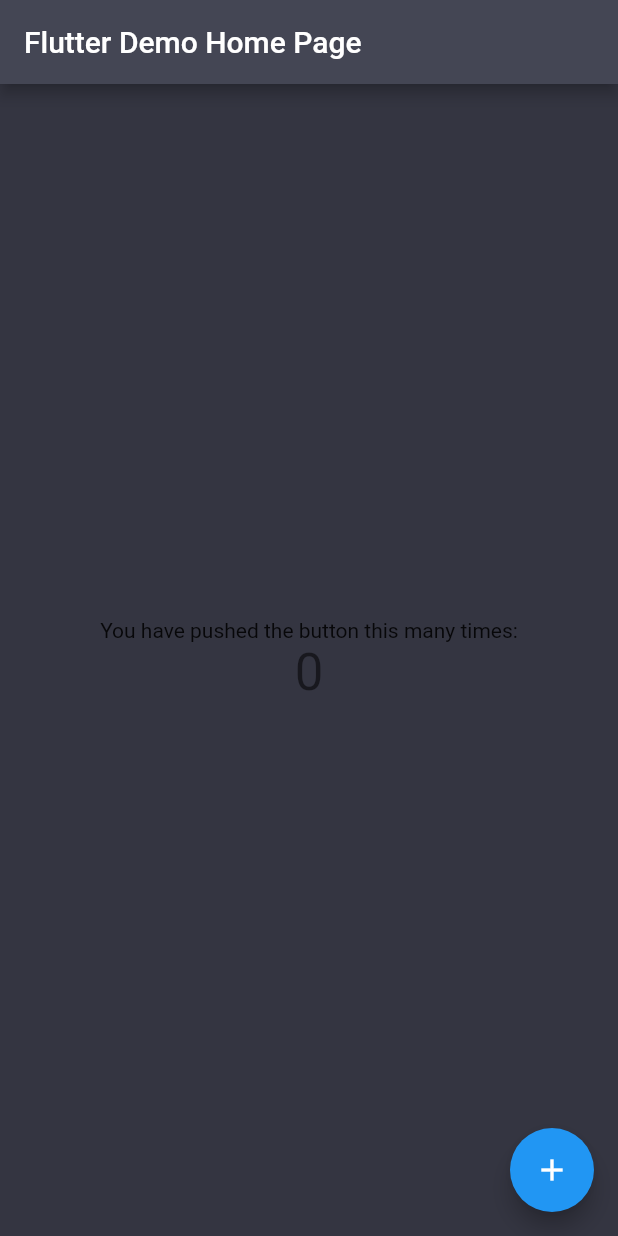
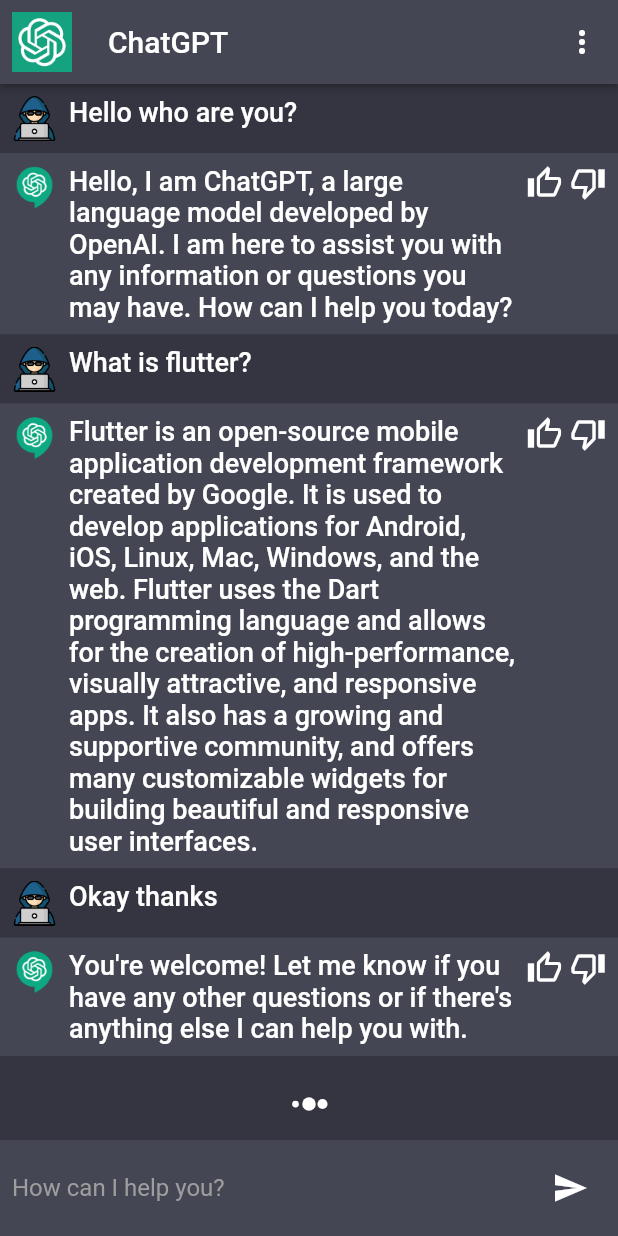
Before and after one commit to GoldenOkey-Nwala/ChatGPT, a Flutter app: the screen it shows after launch, on a phone screen of 412 x 824 dp. Run offline on Flutter 3.47's test engine with Material 2 defaults, Android fonts, the phone set to English and light mode, and no system bars; our stand-ins replace flutter_spinkit.

Commit message:
ui updated

```diff
--- a/lib/constants/colors.dart
+++ b/lib/constants/colors.dart
@@ -1,4 +1,58 @@
+import 'package:chatgpt/widgets/text_widget.dart';
 import 'package:flutter/material.dart';
 
 Color scaffoldBackgroundColor = const Color(0xFF343541);
 Color cardColor = const Color(0xFF444654);
+
+List<String> models = [
+  'Model1',
+  'Model2',
+  'Model3',
+  'Model4',
+  'Model5',
+];
+
+List<DropdownMenuItem<String>>? get getModelsItem {
+  List<DropdownMenuItem<String>>? modelsItems =
+      List<DropdownMenuItem<String>>.generate(
+    models.length,
+    (index) => DropdownMenuItem(
+      value: models[index],
+      child: TextWidget(
+        label: models[index],
+        fontSize: 15,
+      ),
+    ),
+  );
+  return modelsItems;
+}
+
+final chatMessages = [
+  {
+    "msg": "Hello who are you?",
+    "chatIndex": 0,
+  },
+  {
+    "msg":
+        "Hello, I am ChatGPT, a large language model developed by OpenAI. I am here to assist you with any information or questions you may have. How can I help you today?",
+    "chatIndex": 1,
+  },
+  {
+    "msg": "What is flutter?",
+    "chatIndex": 0,
+  },
+  {
+    "msg":
+        "Flutter is an open-source mobile application development framework created by Google. It is used to develop applications for Android, iOS, Linux, Mac, Windows, and the web. Flutter uses the Dart programming language and allows for the creation of high-performance, visually attractive, and responsive apps. It also has a growing and supportive community, and offers many customizable widgets for building beautiful and responsive user interfaces.",
+    "chatIndex": 1,
+  },
+  {
+    "msg": "Okay thanks",
+    "chatIndex": 0,
+  },
+  {
+    "msg":
+        "You're welcome! Let me know if you have any other questions or if there's anything else I can help you with.",
+    "chatIndex": 1,
+  },
+];
--- /dev/null
+++ b/lib/constants/spacers.dart
@@ -0,0 +1,9 @@
+import 'package:flutter/material.dart';
+
+heightSpace(double height) {
+  return SizedBox(height: height);
+}
+
+widthSpace(double width) {
+  return SizedBox(width: width);
+}
--- a/lib/main.dart
+++ b/lib/main.dart
@@ -1,6 +1,7 @@
 import 'package:flutter/material.dart';
 
 import 'constants/colors.dart';
+import 'screens/chat_screen.dart';
 
 void main() {
   runApp(const MyApp());
@@ -19,92 +20,7 @@ class MyApp extends StatelessWidget {
         scaffoldBackgroundColor: scaffoldBackgroundColor,
         appBarTheme: AppBarTheme(color: cardColor),
       ),
-      home: const MyHomePage(title: 'Flutter Demo Home Page'),
+      home: const ChatScreen(),
     );
   }
 }
-
-class MyHomePage extends StatefulWidget {
-  const MyHomePage({super.key, required this.title});
-
-  // This widget is the home page of your application. It is stateful, meaning
-  // that it has a State object (defined below) that contains fields that affect
-  // how it looks.
-
-  // This class is the configuration for the state. It holds the values (in this
-  // case the title) provided by the parent (in this case the App widget) and
-  // used by the build method of the State. Fields in a Widget subclass are
-  // always marked "final".
-
-  final String title;
-
-  @override
-  State<MyHomePage> createState() => _MyHomePageState();
-}
-
-class _MyHomePageState extends State<MyHomePage> {
-  int _counter = 0;
-
-  void _incrementCounter() {
-    setState(() {
-      // This call to setState tells the Flutter framework that something has
-      // changed in this State, which causes it to rerun the build method below
-      // so that the display can reflect the updated values. If we changed
-      // _counter without calling setState(), then the build method would not be
-      // called again, and so nothing would appear to happen.
-      _counter++;
-    });
-  }
-
-  @override
-  Widget build(BuildContext context) {
-    // This method is rerun every time setState is called, for instance as done
-    // by the _incrementCounter method above.
-    //
-    // The Flutter framework has been optimized to make rerunning build methods
-    // fast, so that you can just rebuild anything that needs updating rather
-    // than having to individually change instances of widgets.
-    return Scaffold(
-      appBar: AppBar(
-        // Here we take the value from the MyHomePage object that was created by
-        // the App.build method, and use it to set our appbar title.
-        title: Text(widget.title),
-      ),
-      body: Center(
-        // Center is a layout widget. It takes a single child and positions it
-        // in the middle of the parent.
-        child: Column(
-          // Column is also a layout widget. It takes a list of children and
-          // arranges them vertically. By default, it sizes itself to fit its
-          // children horizontally, and tries to be as tall as its parent.
-          //
-          // Invoke "debug painting" (press "p" in the console, choose the
-          // "Toggle Debug Paint" action from the Flutter Inspector in Android
-          // Studio, or the "Toggle Debug Paint" command in Visual Studio Code)
-          // to see the wireframe for each widget.
-          //
-          // Column has various properties to control how it sizes itself and
-          // how it positions its children. Here we use mainAxisAlignment to
-          // center the children vertically; the main axis here is the vertical
-          // axis because Columns are vertical (the cross axis would be
-          // horizontal).
-          mainAxisAlignment: MainAxisAlignment.center,
-          children: <Widget>[
-            const Text(
-              'You have pushed the button this many times:',
-            ),
-            Text(
-              '$_counter',
-              style: Theme.of(context).textTheme.headlineMedium,
-            ),
-          ],
-        ),
-      ),
-      floatingActionButton: FloatingActionButton(
-        onPressed: _incrementCounter,
-        tooltip: 'Increment',
-        child: const Icon(Icons.add),
-      ), // This trailing comma makes auto-formatting nicer for build methods.
-    );
-  }
-}
--- /dev/null
+++ b/lib/models/models.dart
@@ -0,0 +1,21 @@
+class Models {
+  final String id;
+  final int created;
+  final String root;
+
+  Models({
+    required this.id,
+    required this.created,
+    required this.root,
+  });
+
+  factory Models.fromJson(Map<String, dynamic> json) => Models(
+        id: json["id"],
+        created: json["created"],
+        root: json["root"],
+      );
+
+      static List<Models> modelsFromSnapshot (List modelSnapshot){
+        return modelSnapshot.map((data) => Models.fromJson(data)).toList();
+      }
+}
--- /dev/null
+++ b/lib/screens/chat_screen.dart
@@ -0,0 +1,115 @@
+import 'package:chatgpt/services/api_services.dart';
+import 'package:chatgpt/services/assets.dart';
+import 'package:chatgpt/widgets/chat_widget.dart';
+import 'package:flutter/material.dart';
+import 'package:flutter_spinkit/flutter_spinkit.dart';
+
+import '../constants/colors.dart';
+import '../services/services.dart';
+
+class ChatScreen extends StatefulWidget {
+  const ChatScreen({super.key});
+
+  @override
+  State<ChatScreen> createState() => _ChatScreenState();
+}
+
+class _ChatScreenState extends State<ChatScreen> {
+  final bool _isTyping = true;
+
+  late TextEditingController textEditingController;
+
+  @override
+  void initState() {
+    textEditingController = TextEditingController();
+    super.initState();
+  }
+
+  @override
+  void dispose() {
+    textEditingController.dispose();
+    super.dispose();
+  }
+
+  @override
+  Widget build(BuildContext context) {
+    return Scaffold(
+      appBar: AppBar(
+        elevation: 2.0,
+        leading: Padding(
+          padding: const EdgeInsets.all(8.0),
+          child: Image.asset(Assets.openaiLogo),
+        ),
+        title: const Text('ChatGPT'),
+        actions: [
+          IconButton(
+            onPressed: () async {
+              await Services.showModalSheet(context: context);
+            },
+            icon: const Icon(
+              Icons.more_vert_rounded,
+              color: Colors.white,
+            ),
+          ),
+        ],
+      ),
+      body: Column(
+        children: [
+          Flexible(
+            child: ListView.builder(
+                itemCount: 6,
+                itemBuilder: (context, index) {
+                  return ChatWidget(
+                    msg: chatMessages[index]["msg"].toString(),
+                    chatIndex: int.parse(
+                      chatMessages[index]["chatIndex"].toString(),
+                    ),
+                  );
+                }),
+          ),
+          if (_isTyping) ...[
+            const SpinKitThreeBounce(
+              color: Colors.white,
+              size: 18,
+            ),
+            const SizedBox(height: 15),
+            Container(
+              padding: const EdgeInsets.all(8.0),
+              color: cardColor,
+              child: Row(
+                children: [
+                  Expanded(
+                    child: TextField(
+                      style: const TextStyle(color: Colors.white),
+                      controller: textEditingController,
+                      onSubmitted: (value) {
+                        // TODO send message
+                      },
+                      decoration: const InputDecoration.collapsed(
+                        hintText: "How can I help you?",
+                        hintStyle: TextStyle(color: Colors.grey),
+                      ),
+                    ),
+                  ),
+                  IconButton(
+                    onPressed: () async {
+                      try {
+                        await ApiService.getModels();
+                      } catch (e) {
+                        print(e);
+                      }
+                    },
+                    icon: const Icon(
+                      Icons.send,
+                      color: Colors.white,
+                    ),
+                  ),
+                ],
+              ),
+            )
+          ]
+        ],
+      ),
+    );
+  }
+}
--- /dev/null
+++ b/lib/services/assets.dart
@@ -0,0 +1,5 @@
+class Assets {
+  static String userImage = "assets/person.png";
+  static String botImage = "assets/chat_logo.png";
+  static String openaiLogo = "assets/openai_logo.jpg";
+}
--- /dev/null
+++ b/lib/widgets/chat_widget.dart
@@ -0,0 +1,54 @@
+import 'package:flutter/material.dart';
+
+import '../constants/colors.dart';
+import '../constants/spacers.dart';
+import '../services/assets.dart';
+import 'text_widget.dart';
+
+class ChatWidget extends StatelessWidget {
+  const ChatWidget({
+    super.key,
+    required this.msg,
+    required this.chatIndex,
+  });
+
+  final String msg;
+  final int chatIndex;
+  @override
+  Widget build(BuildContext context) {
+    return Column(children: [
+      Container(
+        color: chatIndex == 0 ? scaffoldBackgroundColor : cardColor,
+        padding: const EdgeInsets.all(8.0),
+        child: Row(
+          crossAxisAlignment: CrossAxisAlignment.start,
+          children: [
+            Image.asset(
+              chatIndex == 0 ? Assets.userImage : Assets.botImage,
+              height: 30,
+              width: 30,
+            ),
+            const SizedBox(width: 8.0),
+            Expanded(
+              child: TextWidget(label: msg),
+            ),
+            chatIndex == 0
+                ? const SizedBox.shrink()
+                : Row(children: [
+                    widthSpace(5),
+                    const Icon(
+                      Icons.thumb_up_alt_outlined,
+                      color: Colors.white,
+                    ),
+                    widthSpace(5),
+                    const Icon(
+                      Icons.thumb_down_alt_outlined,
+                      color: Colors.white,
+                    ),
+                  ])
+          ],
+        ),
+      ),
+    ]);
+  }
+}
--- /dev/null
+++ b/lib/widgets/text_widget.dart
@@ -0,0 +1,28 @@
+import 'package:flutter/material.dart';
+
+class TextWidget extends StatelessWidget {
+  const TextWidget({
+    Key? key,
+    required this.label,
+    this.fontSize = 18,
+    this.color,
+    this.fontWeight,
+  }) : super(key: key);
+
+  final String label;
+  final double fontSize;
+  final Color? color;
+  final FontWeight? fontWeight;
+  @override
+  Widget build(BuildContext context) {
+    return Text(
+      label,
+      // textAlign: TextAlign.justify,
+      style: TextStyle(
+        color: color ?? Colors.white,
+        fontSize: fontSize,
+        fontWeight: fontWeight ?? FontWeight.w500,
+      ),
+    );
+  }
+}
--- a/pubspec.yaml
+++ b/pubspec.yaml
@@ -51,8 +51,8 @@ flutter:
   # the material Icons class.
   uses-material-design: true
   # To add assets to your application, add an assets section, like this:
-  # assets:
-  #   - images/a_dot_burr.jpeg
+  assets:
+    - assets/
   #   - images/a_dot_ham.jpeg
   # An image asset can refer to one or more resolution-specific "variants", see
   # https://flutter.dev/assets-and-images/#resolution-aware
```
Also changed, not shown: lib/services/api_services.dart (added, +40 -0 lines), lib/services/services.dart (added, +39 -0 lines), lib/widgets/drop_down.dart (added, +27 -0 lines), assets/chat_logo.png (added), assets/openai_logo.jpg (added), assets/person.png (added).
